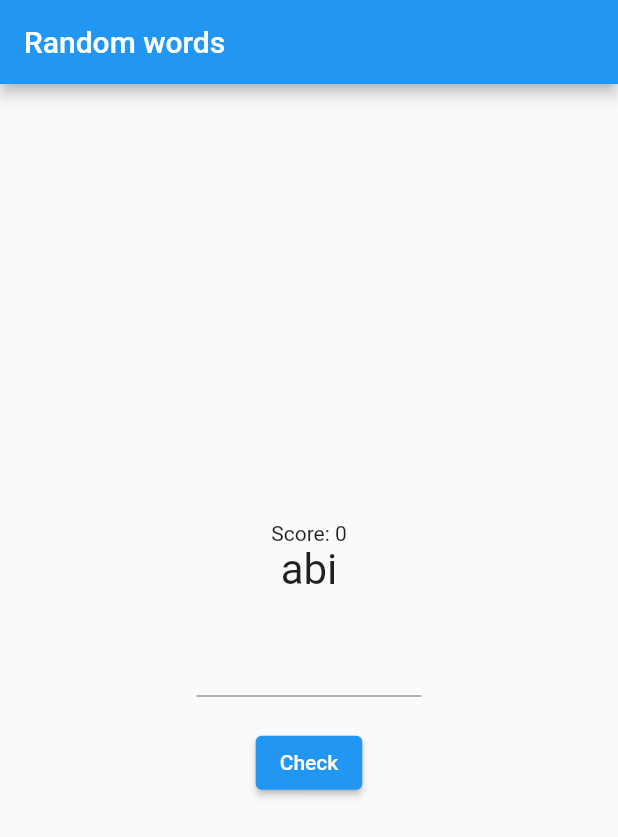
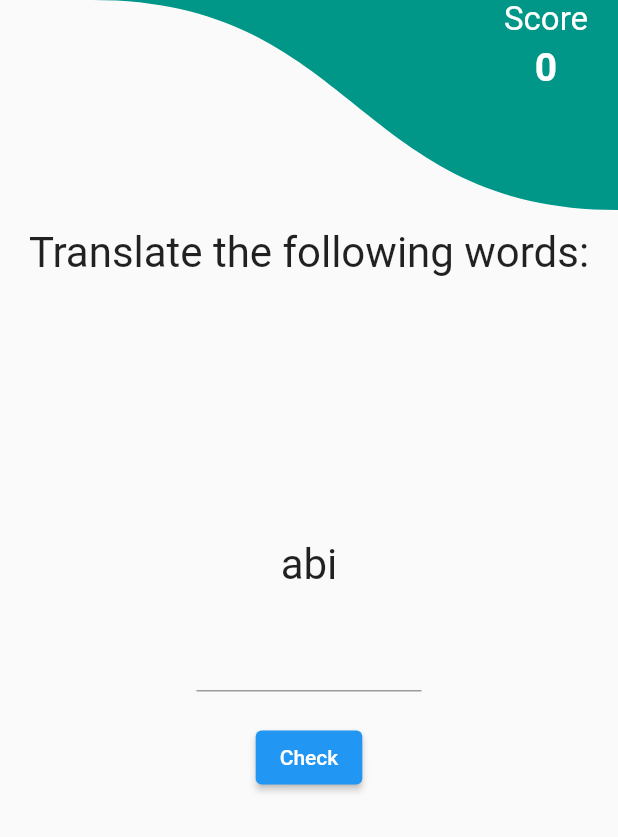
Before and after one commit to dumazy/language_learning, a Flutter app: the screen it shows after launch, on a phone screen of 412 x 824 dp. Shown: the top 837 px of the screen. Run offline on Flutter 3.47's test engine with Material 2 defaults, Android fonts, the light colour scheme and no system bars; our stand-ins replace google_fonts; Roboto replaces fonts that are missing (Ubuntu).

Commit message:
Clean up UI

```diff
--- a/lib/main.dart
+++ b/lib/main.dart
@@ -1,5 +1,5 @@
 import 'package:flutter/material.dart';
-import 'package:language_learning/random_words/screen.dart';
+import 'package:language_learning/random_words/ui/screen.dart';
 
 void main() {
   runApp(const MyApp());
--- a/lib/random_words/controller.dart
+++ b/lib/random_words/controller.dart
@@ -6,11 +6,11 @@ import 'package:language_learning/random_words/repository.dart';
 class RandomWordsController {
   final RandomWordsRepository _repository;
 
-  final _controller = StreamController<Translation>();
+  final _controller = StreamController<Translation>.broadcast();
   late Translation _currentTranslation;
   int _currentIndex = 0;
 
-  final _scoreController = StreamController<int>();
+  final _scoreController = StreamController<int>.broadcast();
   int _points = 0;
   int get currentScore => _points;
   Stream<int> get score => _scoreController.stream;
--- /dev/null
+++ b/lib/random_words/ui/score.dart
@@ -0,0 +1,83 @@
+import 'package:flutter/material.dart';
+import 'package:google_fonts/google_fonts.dart';
+import 'package:provider/provider.dart';
+
+import '../controller.dart';
+
+const scoreWidth = 350.0;
+const scoreHeight = 140.0;
+
+class Score extends StatelessWidget {
+  const Score({Key? key}) : super(key: key);
+
+  @override
+  Widget build(BuildContext context) {
+    final _controller =
+        Provider.of<RandomWordsController>(context, listen: false);
+    return StreamBuilder<int>(
+      stream: _controller.score,
+      initialData: _controller.currentScore,
+      builder: (context, snapshot) {
+        final score = snapshot.requireData;
+        return ClipPath(
+          clipper: _ScoreClipper(),
+          child: Container(
+            color: Colors.teal,
+            child: SizedBox(
+              width: scoreWidth,
+              height: scoreHeight,
+              child: Padding(
+                padding: const EdgeInsets.only(right: 20.0),
+                child: Align(
+                  alignment: Alignment.topRight,
+                  child: SafeArea(
+                    child: Column(
+                      children: [
+                        Text(
+                          'Score',
+                          style: GoogleFonts.ubuntu(
+                            fontSize: 22,
+                            color: Colors.white,
+                          ),
+                        ),
+                        const SizedBox(
+                          height: 4,
+                        ),
+                        Text(
+                          '$score',
+                          style: GoogleFonts.ubuntu(
+                            fontSize: 26,
+                            fontWeight: FontWeight.bold,
+                            color: Colors.white,
+                          ),
+                        ),
+                      ],
+                    ),
+                  ),
+                ),
+              ),
+            ),
+          ),
+        );
+      },
+    );
+  }
+}
+
+class _ScoreClipper extends CustomClipper<Path> {
+  @override
+  Path getClip(Size size) {
+    final width = size.width;
+    final height = size.height;
+    final path = Path();
+    path.cubicTo(width / 2, 0, width / 2, height, width, height);
+    path.lineTo(size.width, 0);
+    path.close();
+    return path;
+  }
+
+  @override
+  bool shouldReclip(covariant CustomClipper<Path> oldClipper) {
+    return true;
+  }
+}
--- a/lib/random_words/screen.dart
+++ b/lib/random_words/ui/screen.dart
@@ -1,6 +1,9 @@
 import 'package:flutter/material.dart';
+import 'package:google_fonts/google_fonts.dart';
 import 'package:language_learning/random_words/controller.dart';
 import 'package:provider/provider.dart';
+
+import 'score.dart';
 
 class RandomWordsScreen extends StatelessWidget {
   const RandomWordsScreen({Key? key}) : super(key: key);
@@ -10,20 +13,78 @@ class RandomWordsScreen extends StatelessWidget {
     return Provider<RandomWordsController>(
       create: (_) => RandomWordsController(),
       dispose: (_, controller) => controller.dispose(),
-      child: Scaffold(
-        appBar: AppBar(
-          title: const Text('Random words'),
+      child: const Scaffold(
+        body: _Content(),
       ),
-        body: _Body(),
+    );
+  }
+}
+
+class _Content extends StatelessWidget {
+  const _Content({
+    Key? key,
+  }) : super(key: key);
+
+  @override
+  Widget build(BuildContext context) {
+    return Column(
+      children: [
+        _Header(),
+        Expanded(
+          child: Center(
+            child: _Body(),
+          ),
+        ),
+        SizedBox(
+          height: 120,
+        ),
+      ],
+    );
+  }
+}
+
+class _Header extends StatelessWidget {
+  const _Header({Key? key}) : super(key: key);
+
+  @override
+  Widget build(BuildContext context) {
+    return Column(
+      children: const [
+        Align(
+          alignment: Alignment.centerRight,
+          child: Score(),
+        ),
+        SizedBox(
+          height: 12,
+        ),
+        _Title(),
+      ],
+    );
+  }
+}
+
+class _Title extends StatelessWidget {
+  const _Title({Key? key}) : super(key: key);
+
+  @override
+  Widget build(BuildContext context) {
+    return Padding(
+      padding: const EdgeInsets.symmetric(
+        horizontal: 16.0,
+      ),
+      child: Text(
+        'Translate the following words:',
+        style: GoogleFonts.ubuntu(
+          fontSize: 28,
+        ),
+        textAlign: TextAlign.center,
       ),
     );
   }
 }
 
 class _Body extends StatelessWidget {
-  const _Body({
-    Key? key,
-  }) : super(key: key);
+  const _Body({Key? key}) : super(key: key);
 
   @override
   Widget build(BuildContext context) {
@@ -36,7 +97,6 @@ class _Body extends StatelessWidget {
           return Column(
             mainAxisAlignment: MainAxisAlignment.center,
             children: [
-            _Score(),
               Center(
                 child: Text(
                   snapshot.requireData,
@@ -51,8 +111,7 @@ class _Body extends StatelessWidget {
               _AnswerInput(),
             ],
           );
-      },
-    );
+        });
   }
 }
 
@@ -110,23 +169,3 @@ class _Loading extends StatelessWidget {
     );
   }
 }
-
-class _Score extends StatelessWidget {
-  const _Score({Key? key}) : super(key: key);
-
-  @override
-  Widget build(BuildContext context) {
-    final _controller =
-        Provider.of<RandomWordsController>(context, listen: false);
-    return StreamBuilder<int>(
-      stream: _controller.score,
-      initialData: _controller.currentScore,
-      builder: (context, snapshot) {
-        final score = snapshot.requireData;
-        return Center(
-          child: Text('Score: $score'),
-        );
-      },
-    );
-  }
-}
```
Also changed, not shown: pubspec.yaml (+1 -6 lines), pubspec.lock, 6 other files. Lines whose indentation alone changed are shown as unchanged.
